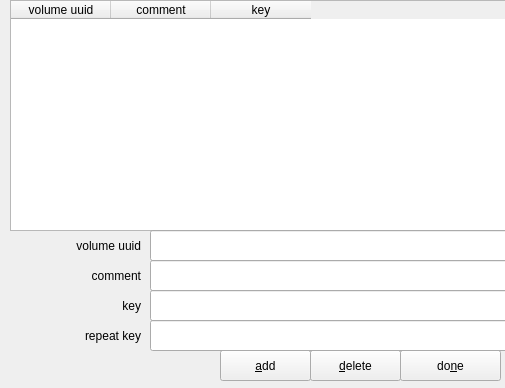
Before: the Qt Designer form zuluCrypt-gui/kwalletconfig.ui in mhogomchungu/zuluCrypt, drawn with Qt 5; both pictures show x 0 to 505 and y 0 to 388 of the 723 by 388 pixel window.
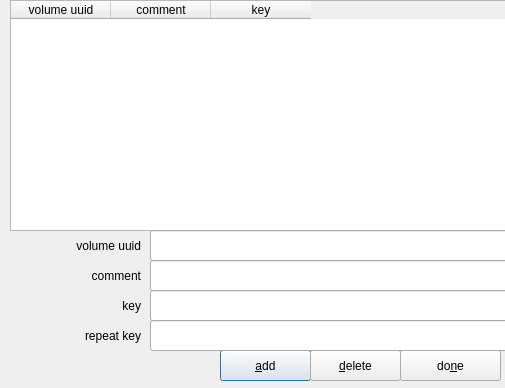
After: the same form once the commit is applied.

Commit message: finally, a missing puzzle is discovered,there are differences btw QDialog/QWidget and QMainWindow and QWidget

```diff
--- a/zuluCrypt-gui/kwalletconfig.ui
+++ b/zuluCrypt-gui/kwalletconfig.ui
@@ -1,7 +1,7 @@
 <?xml version="1.0" encoding="UTF-8"?>
 <ui version="4.0">
  <class>kwalletconfig</class>
- <widget class="QWidget" name="kwalletconfig">
+ <widget class="QDialog" name="kwalletconfig">
   <property name="geometry">
    <rect>
     <x>0</x>
@@ -25,6 +25,12 @@
    <property name="text">
     <string>&amp;add</string>
    </property>
+   <property name="autoDefault">
+    <bool>true</bool>
+   </property>
+   <property name="default">
+    <bool>true</bool>
+   </property>
   </widget>
   <widget class="QTableWidget" name="tableWidget">
    <property name="geometry">
```
The commit also changes 45 other files.
